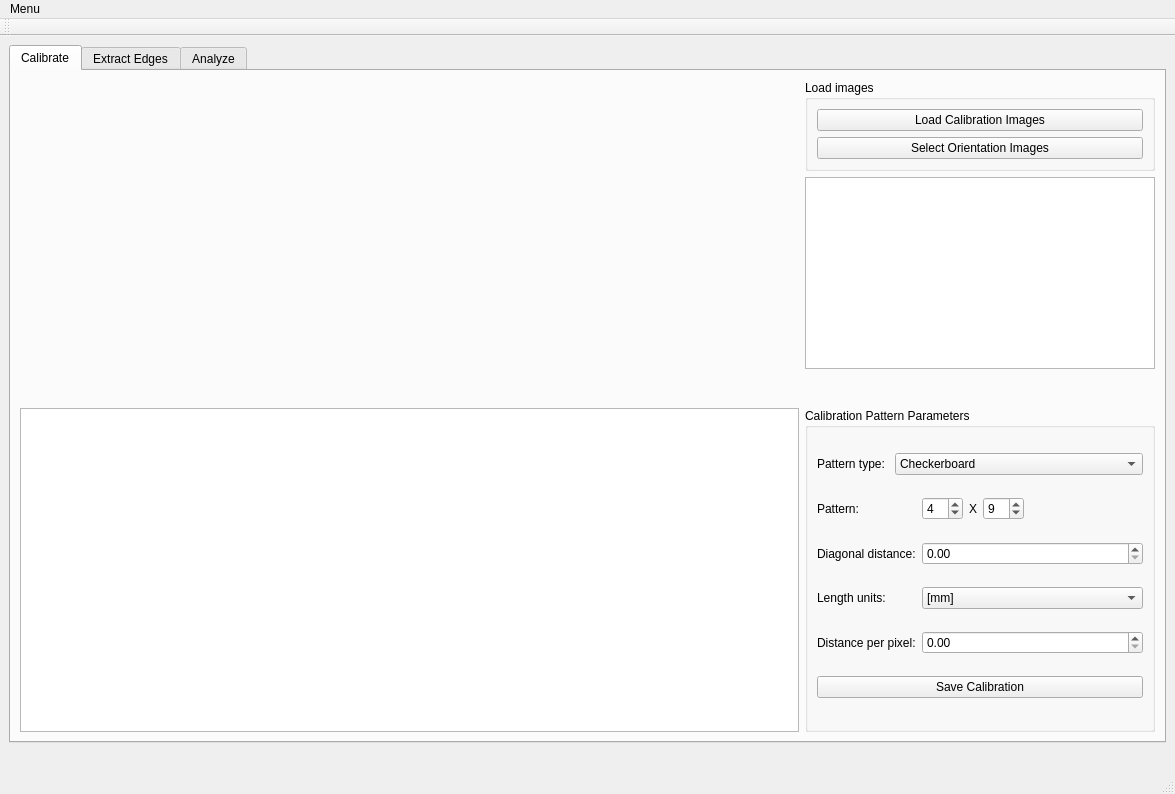
Qt form arcjetCV/gui/arcjetCV.ui (magnus-haw/arcjetCV) before a commit.
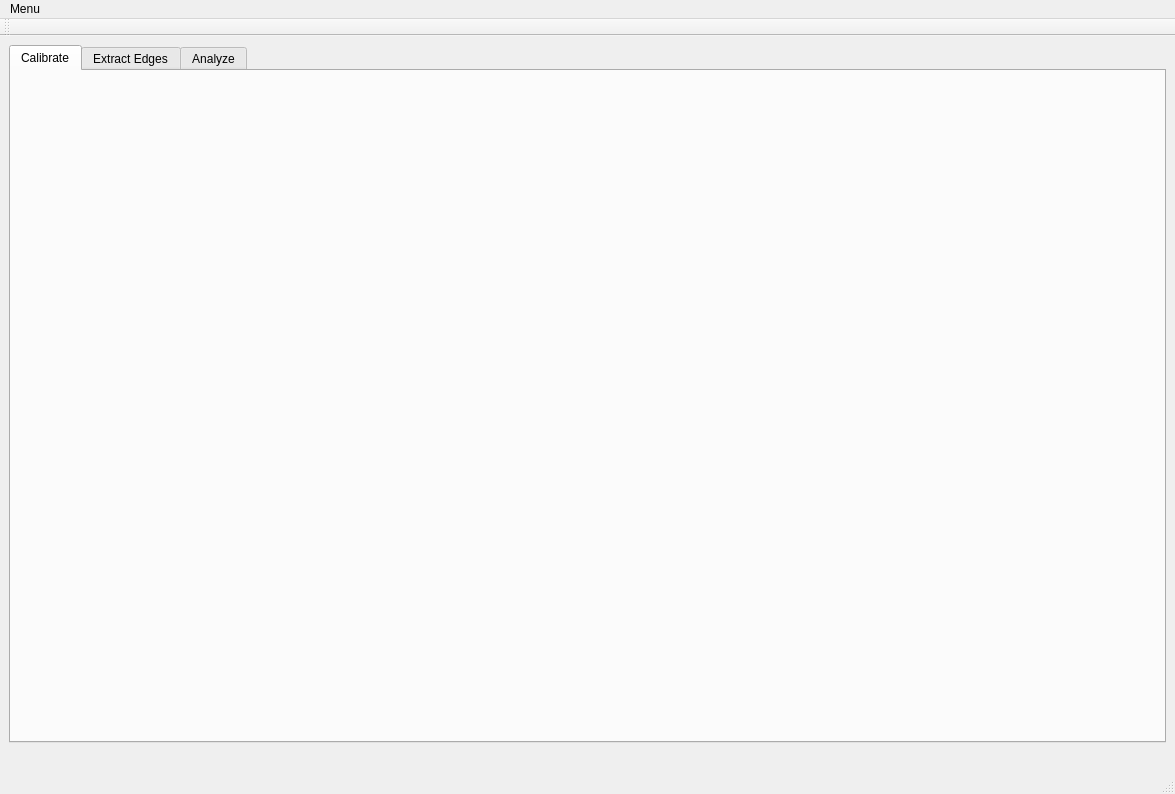
The same form after that commit. The open tabs and pages were chosen to show the change.

Commit message: implemented the calibration

Diff of the .ui file:
```diff
--- a/arcjetCV/gui/arcjetCV.ui
+++ b/arcjetCV/gui/arcjetCV.ui
@@ -24,225 +24,7 @@
        <attribute name="title">
         <string>Calibrate</string>
        </attribute>
-       <layout class="QGridLayout" name="gridLayout_4">
-        <item row="3" column="3">
-         <spacer name="verticalSpacer_3">
-          <property name="orientation">
-           <enum>Qt::Vertical</enum>
-          </property>
-          <property name="sizeType">
-           <enum>QSizePolicy::Fixed</enum>
-          </property>
-          <property name="sizeHint" stdset="0">
-           <size>
-            <width>20</width>
-            <height>15</height>
-           </size>
-          </property>
-         </spacer>
-        </item>
-        <item row="0" column="3" rowspan="2">
-         <widget class="QGroupBox" name="groupBox_5">
-          <property name="maximumSize">
-           <size>
-            <width>350</width>
-            <height>16777215</height>
-           </size>
-          </property>
-          <property name="title">
-           <string>Load images</string>
-          </property>
-          <layout class="QGridLayout" name="gridLayout_10">
-           <item row="0" column="0">
-            <widget class="QPushButton" name="pushButton">
-             <property name="text">
-              <string>Load Calibration Images</string>
-             </property>
-            </widget>
-           </item>
-           <item row="1" column="0">
-            <widget class="QPushButton" name="pushButton_2">
-             <property name="text">
-              <string>Select Orientation Images</string>
-             </property>
-            </widget>
-           </item>
-          </layout>
-         </widget>
-        </item>
-        <item row="0" column="1" rowspan="6">
-         <widget class="QWidget" name="Window_calib" native="true">
-          <property name="sizePolicy">
-           <sizepolicy hsizetype="Expanding" vsizetype="Expanding">
-            <horstretch>0</horstretch>
-            <verstretch>0</verstretch>
-           </sizepolicy>
-          </property>
-          <property name="minimumSize">
-           <size>
-            <width>741</width>
-            <height>200</height>
-           </size>
-          </property>
-         </widget>
-        </item>
-        <item row="2" column="3">
-         <widget class="QListView" name="listView_calibration_imgs">
-          <property name="sizePolicy">
-           <sizepolicy hsizetype="Minimum" vsizetype="Minimum">
-            <horstretch>0</horstretch>
-            <verstretch>0</verstretch>
-           </sizepolicy>
-          </property>
-         </widget>
-        </item>
-        <item row="6" column="0" colspan="2">
-         <widget class="QTextBrowser" name="textBrowser_calibration_values">
-          <property name="maximumSize">
-           <size>
-            <width>16777215</width>
-            <height>16777215</height>
-           </size>
-          </property>
-         </widget>
-        </item>
-        <item row="6" column="3">
-         <widget class="QGroupBox" name="groupBox_4">
-          <property name="minimumSize">
-           <size>
-            <width>300</width>
-            <height>0</height>
-           </size>
-          </property>
-          <property name="maximumSize">
-           <size>
-            <width>350</width>
-            <height>16777215</height>
-           </size>
-          </property>
-          <property name="title">
-           <string>Calibration Pattern Parameters</string>
-          </property>
-          <layout class="QGridLayout" name="gridLayout_9">
-           <item row="4" column="0" colspan="2">
-            <widget class="QLabel" name="label_23">
-             <property name="text">
-              <string>Distance per pixel:</string>
-             </property>
-            </widget>
-           </item>
-           <item row="1" column="4">
-            <widget class="QSpinBox" name="spinBox_pattern_ny">
-             <property name="value">
-              <number>9</number>
-             </property>
-            </widget>
-           </item>
-           <item row="2" column="0" colspan="2">
-            <widget class="QLabel" name="label_diag_len">
-             <property name="text">
-              <string>Diagonal distance:</string>
-             </property>
-            </widget>
-           </item>
-           <item row="3" column="0" colspan="2">
-            <widget class="QLabel" name="label_24">
-             <property name="text">
-              <string>Length units:</string>
-             </property>
-            </widget>
-           </item>
-           <item row="1" column="2">
-            <widget class="QSpinBox" name="spinBox_pattern_nx">
-             <property name="value">
-              <number>4</number>
-             </property>
-            </widget>
-           </item>
-           <item row="1" column="0" colspan="2">
-            <widget class="QLabel" name="label_pattern_nxm">
-             <property name="text">
-              <string>Pattern:</string>
-             </property>
-            </widget>
-           </item>
-           <item row="1" column="3">
-            <widget class="QLabel" name="label_26">
-             <property name="text">
-              <string>X</string>
-             </property>
-            </widget>
-           </item>
-           <item row="0" column="0">
-            <widget class="QLabel" name="label_pattern_type">
-             <property name="text">
-              <string>Pattern type: </string>
-             </property>
-            </widget>
-           </item>
-           <item row="0" column="1" colspan="5">
-            <widget class="QComboBox" name="comboBox_pattern_type">
-             <item>
-              <property name="text">
-               <string>Checkerboard</string>
-              </property>
-             </item>
-             <item>
-              <property name="text">
-               <string>Asymmetric Dots</string>
-              </property>
-             </item>
-            </widget>
-           </item>
-           <item row="2" column="2" colspan="4">
-            <widget class="QDoubleSpinBox" name="doubleSpinBox_diag_len"/>
-           </item>
-           <item row="3" column="2" colspan="4">
-            <widget class="QComboBox" name="comboBox">
-             <item>
-              <property name="text">
-               <string>[mm]</string>
-              </property>
-             </item>
-             <item>
-              <property name="text">
-               <string>[in]</string>
-              </property>
-             </item>
-             <item>
-              <property name="text">
-               <string>[cm]</string>
-              </property>
-             </item>
-            </widget>
-           </item>
-           <item row="4" column="2" colspan="4">
-            <widget class="QDoubleSpinBox" name="doubleSpinBox"/>
-           </item>
-           <item row="6" column="0" colspan="6">
-            <widget class="QPushButton" name="pushButton_save_calib">
-             <property name="text">
-              <string>Save Calibration</string>
-             </property>
-            </widget>
-           </item>
-           <item row="1" column="5">
-            <spacer name="horizontalSpacer_2">
-             <property name="orientation">
-              <enum>Qt::Horizontal</enum>
-             </property>
-             <property name="sizeHint" stdset="0">
-              <size>
-               <width>40</width>
-               <height>20</height>
-              </size>
-             </property>
-            </spacer>
-           </item>
-          </layout>
-         </widget>
-        </item>
-       </layout>
+       <layout class="QGridLayout" name="gridLayout_4"/>
       </widget>
       <widget class="QWidget" name="tab">
        <attribute name="title">
```
Left out of the diff: 2 changed lines with no effect on the pictures. The commit also changes 1 other file.
